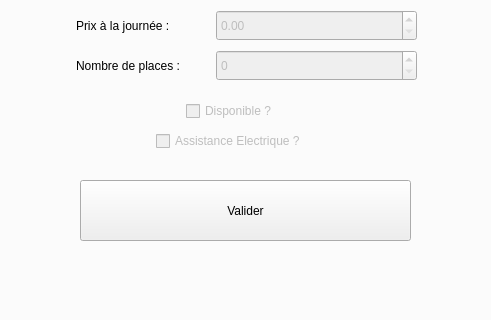
Above: ProjetCPOA/mainwindow.ui from simonh88/projetL3 before the change; both pictures show x 186 to 677 and y 303 to 623 of the 894 by 623 pixel window. Below: the same form after it.
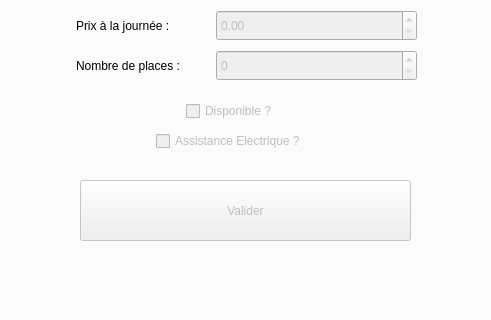
That is the form after the change. The open tabs and pages were chosen to show the change.

```diff
--- a/ProjetCPOA/mainwindow.ui
+++ b/ProjetCPOA/mainwindow.ui
@@ -503,6 +503,9 @@
       </property>
      </widget>
      <widget class="QPushButton" name="valid_addVehicule">
+      <property name="enabled">
+       <bool>false</bool>
+      </property>
       <property name="geometry">
        <rect>
         <x>264</x>
```
Left out of the diff: 4 changed lines with no effect on the pictures.
